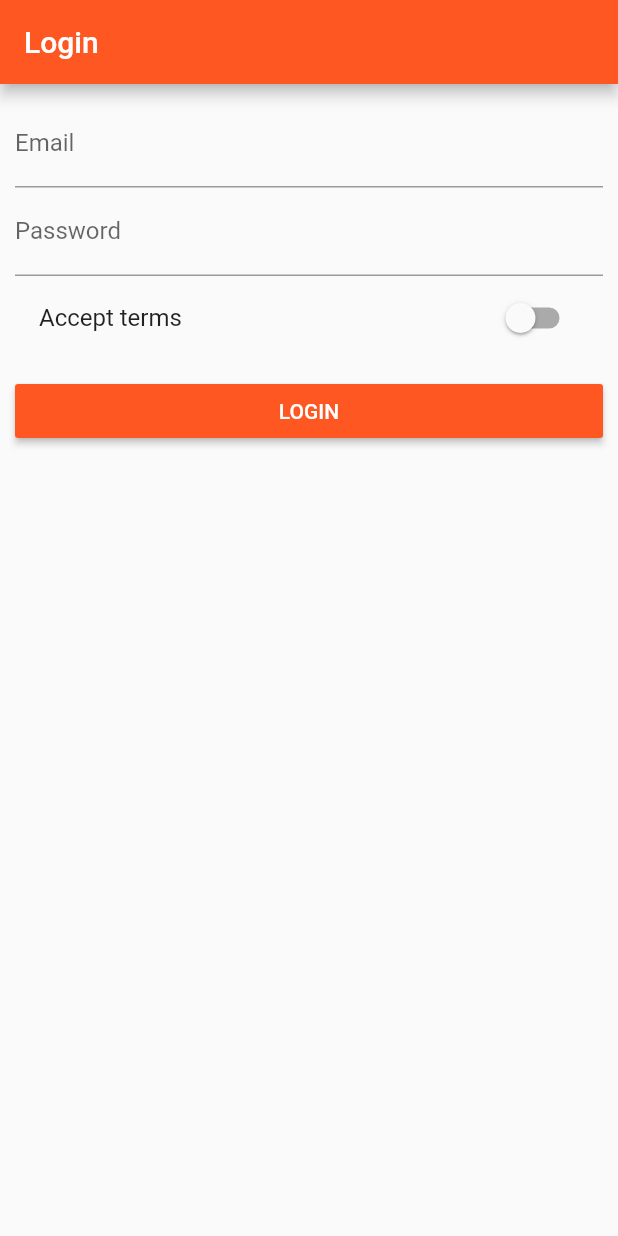
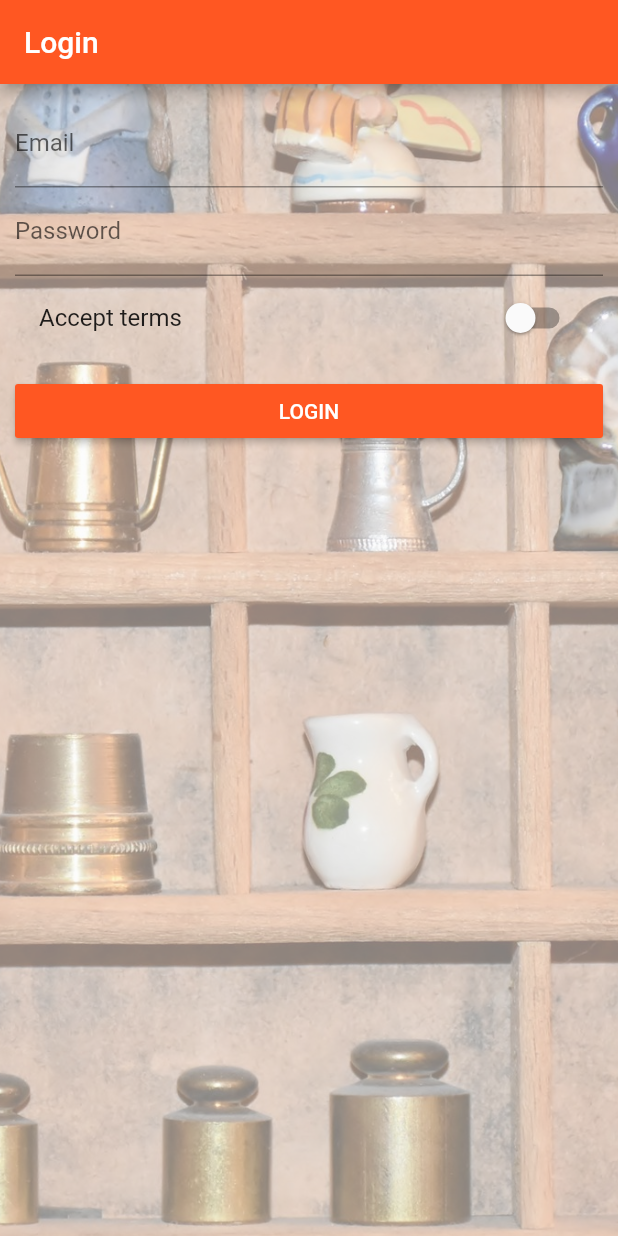
Before and after one commit to Jarkkohei/Flutter_course, a Flutter app: the screen it shows after launch, on a phone screen of 412 x 824 dp. Run offline on Flutter 3.47's test engine with Material 2 defaults, Android fonts, the phone set to English and light mode, and no system bars.

```diff
--- a/lib/pages/auth.dart
+++ b/lib/pages/auth.dart
@@ -1,7 +1,6 @@
 import 'package:flutter/material.dart';
 
 class AuthPage extends StatefulWidget {
-
   AuthPage();
 
   @override
@@ -22,7 +21,15 @@ class _AuthPageState extends State<AuthPage> {
         title: Text('Login'),
       ),
       body: Container(
-        margin: EdgeInsets.all(10.0),
+        decoration: BoxDecoration(
+          image: DecorationImage(
+            fit: BoxFit.cover,
+            colorFilter: ColorFilter.mode(
+                Colors.black.withOpacity(0.5), BlendMode.dstATop),
+            image: AssetImage('assets/background.jpg'),
+          ),
+        ),
+        padding: EdgeInsets.all(10.0),
         child: ListView(
           children: [
             TextField(
@@ -50,7 +57,8 @@ class _AuthPageState extends State<AuthPage> {
                   _acceptTerms = value;
                 });
               },
-              title: Text('Accept terms'),),
+              title: Text('Accept terms'),
+            ),
             SizedBox(height: 10.0),
             RaisedButton(
               color: Theme.of(context).primaryColor,
--- a/pubspec.yaml
+++ b/pubspec.yaml
@@ -39,6 +39,7 @@ flutter:
   # To add assets to your application, add an assets section, like this:
   assets:
     - assets/food.jpg
+    - assets/background.jpg
   #  - images/a_dot_burr.jpeg
   #  - images/a_dot_ham.jpeg
 
```
Also changed, not shown: assets/background.jpg (added).
